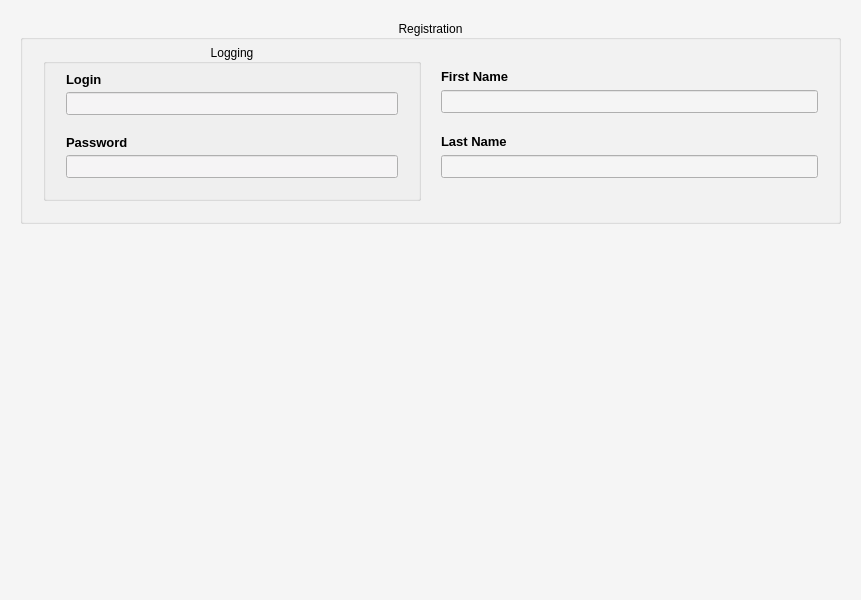
Before: the Qt Designer form CLIENT/RHE_Client/registration_widget.ui in qvinn/RHE, drawn with Qt 5.
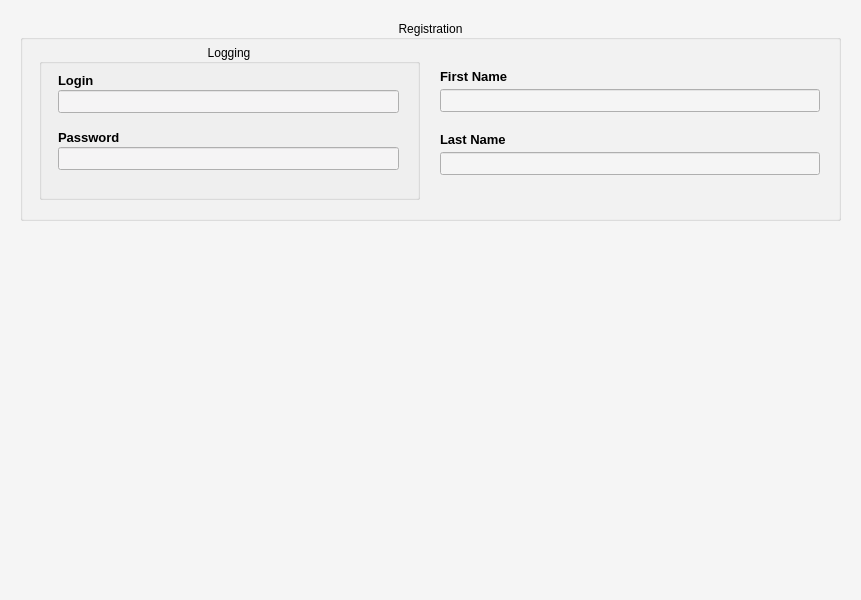
After: the same form once the commit is applied.

Commit message: Old 'Registration Widget' UI

The edit to the form file:
```diff
--- a/CLIENT/RHE_Client/registration_widget.ui
+++ b/CLIENT/RHE_Client/registration_widget.ui
@@ -113,7 +113,16 @@
   <property name="autoFillBackground">
    <bool>true</bool>
   </property>
-  <layout class="QVBoxLayout" name="verticalLayout" stretch="0,1">
+  <widget class="QWidget" name="verticalLayoutWidget_3">
+   <property name="geometry">
+    <rect>
+     <x>0</x>
+     <y>0</y>
+     <width>861</width>
+     <height>241</height>
+    </rect>
+   </property>
+   <layout class="QVBoxLayout" name="verticalLayout_1">
    <property name="spacing">
     <number>0</number>
    </property>
@@ -127,28 +136,16 @@
     <number>20</number>
    </property>
    <property name="bottomMargin">
-    <number>0</number>
+     <number>20</number>
    </property>
    <item>
     <widget class="QGroupBox" name="grpBx_rgstr">
      <property name="sizePolicy">
-      <sizepolicy hsizetype="Preferred" vsizetype="Preferred">
+       <sizepolicy hsizetype="Expanding" vsizetype="Minimum">
        <horstretch>0</horstretch>
        <verstretch>0</verstretch>
       </sizepolicy>
      </property>
-     <property name="minimumSize">
-      <size>
-       <width>0</width>
-       <height>0</height>
-      </size>
-     </property>
-     <property name="maximumSize">
-      <size>
-       <width>16777215</width>
-       <height>16777215</height>
-      </size>
-     </property>
      <property name="palette">
       <palette>
        <active>
@@ -232,7 +229,16 @@
      <property name="checkable">
       <bool>false</bool>
      </property>
-     <layout class="QHBoxLayout" name="horizontalLayout" stretch="0,0">
+      <widget class="QWidget" name="horizontalLayoutWidget">
+       <property name="geometry">
+        <rect>
+         <x>-1</x>
+         <y>19</y>
+         <width>821</width>
+         <height>181</height>
+        </rect>
+       </property>
+       <layout class="QHBoxLayout" name="horizontalLayout_1">
       <property name="spacing">
        <number>20</number>
       </property>
@@ -240,7 +246,7 @@
        <number>20</number>
       </property>
       <property name="topMargin">
-       <number>4</number>
+         <number>5</number>
       </property>
       <property name="rightMargin">
        <number>20</number>
@@ -251,7 +257,7 @@
       <item>
        <widget class="QGroupBox" name="grpBx_lgn">
         <property name="sizePolicy">
-         <sizepolicy hsizetype="Preferred" vsizetype="Preferred">
+           <sizepolicy hsizetype="Expanding" vsizetype="Expanding">
           <horstretch>0</horstretch>
           <verstretch>0</verstretch>
          </sizepolicy>
@@ -326,22 +332,41 @@
         <property name="alignment">
          <set>Qt::AlignCenter</set>
         </property>
-        <layout class="QVBoxLayout" name="verticalLayout_4">
+          <widget class="QWidget" name="verticalLayoutWidget_2">
+           <property name="geometry">
+            <rect>
+             <x>-1</x>
+             <y>19</y>
+             <width>381</width>
+             <height>131</height>
+            </rect>
+           </property>
+           <layout class="QVBoxLayout" name="verticalLayout_3">
          <property name="spacing">
-          <number>5</number>
+             <number>0</number>
          </property>
          <property name="leftMargin">
           <number>20</number>
          </property>
-         <property name="topMargin">
-          <number>8</number>
-         </property>
          <property name="rightMargin">
           <number>20</number>
          </property>
-         <property name="bottomMargin">
-          <number>20</number>
-         </property>
+            <item>
+             <spacer name="verticalSpacer_4">
+              <property name="orientation">
+               <enum>Qt::Vertical</enum>
+              </property>
+              <property name="sizeType">
+               <enum>QSizePolicy::Fixed</enum>
+              </property>
+              <property name="sizeHint" stdset="0">
+               <size>
+                <width>20</width>
+                <height>8</height>
+               </size>
+              </property>
+             </spacer>
+            </item>
          <item>
           <widget class="QLabel" name="lbl_login">
            <property name="sizePolicy">
@@ -714,36 +739,47 @@
            </property>
           </widget>
          </item>
-        </layout>
-       </widget>
+            <item>
+             <spacer name="verticalSpacer_6">
+              <property name="orientation">
+               <enum>Qt::Vertical</enum>
+              </property>
+              <property name="sizeType">
+               <enum>QSizePolicy::Fixed</enum>
+              </property>
+              <property name="sizeHint" stdset="0">
+               <size>
+                <width>20</width>
+                <height>20</height>
+               </size>
+              </property>
+             </spacer>
+            </item>
+           </layout>
+          </widget>
+         </widget>
       </item>
       <item>
-       <widget class="QFrame" name="frame">
-        <property name="frameShape">
-         <enum>QFrame::NoFrame</enum>
-        </property>
-        <property name="frameShadow">
-         <enum>QFrame::Plain</enum>
-        </property>
-        <property name="lineWidth">
-         <number>0</number>
-        </property>
-        <layout class="QVBoxLayout" name="verticalLayout_3">
+         <layout class="QVBoxLayout" name="verticalLayout_2">
          <property name="spacing">
-          <number>5</number>
-         </property>
-         <property name="leftMargin">
           <number>0</number>
          </property>
-         <property name="topMargin">
-          <number>24</number>
-         </property>
-         <property name="rightMargin">
-          <number>0</number>
-         </property>
-         <property name="bottomMargin">
-          <number>20</number>
-         </property>
+          <item>
+           <spacer name="verticalSpacer_2">
+            <property name="orientation">
+             <enum>Qt::Vertical</enum>
+            </property>
+            <property name="sizeType">
+             <enum>QSizePolicy::Fixed</enum>
+            </property>
+            <property name="sizeHint" stdset="0">
+             <size>
+              <width>20</width>
+              <height>20</height>
+             </size>
+            </property>
+           </spacer>
+          </item>
          <item>
           <widget class="QLabel" name="lbl_frst_name">
            <property name="sizePolicy">
@@ -1113,26 +1149,30 @@
            </property>
           </widget>
          </item>
-        </layout>
-       </widget>
-      </item>
-     </layout>
-    </widget>
-   </item>
    <item>
-    <spacer name="verticalSpacer">
+           <spacer name="verticalSpacer_1">
      <property name="orientation">
       <enum>Qt::Vertical</enum>
      </property>
+            <property name="sizeType">
+             <enum>QSizePolicy::Fixed</enum>
+            </property>
      <property name="sizeHint" stdset="0">
       <size>
        <width>20</width>
-       <height>40</height>
+              <height>20</height>
       </size>
      </property>
     </spacer>
    </item>
   </layout>
+        </item>
+       </layout>
+      </widget>
+     </widget>
+    </item>
+   </layout>
+  </widget>
  </widget>
  <resources/>
  <connections/>
```
Left out of the diff: 2 changed lines with no effect on the pictures. Lines whose indentation alone changed are shown as unchanged. The commit also changes 5 other files.
